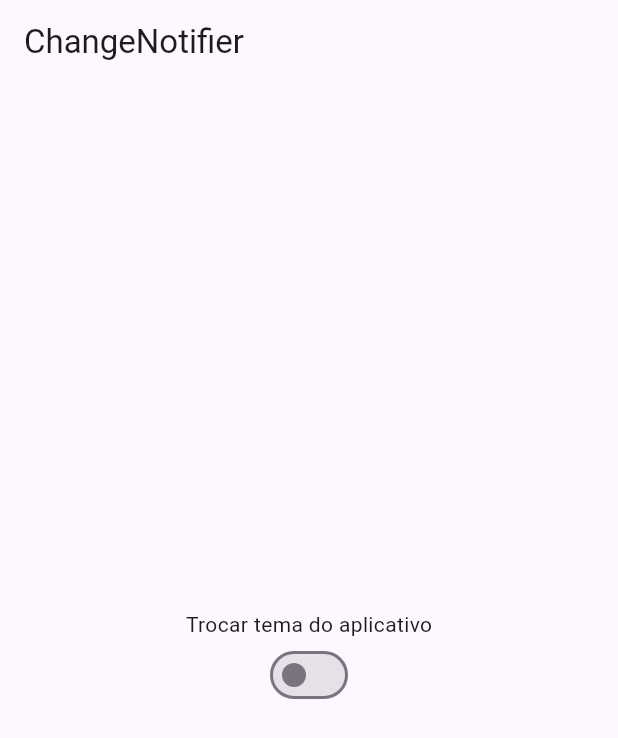
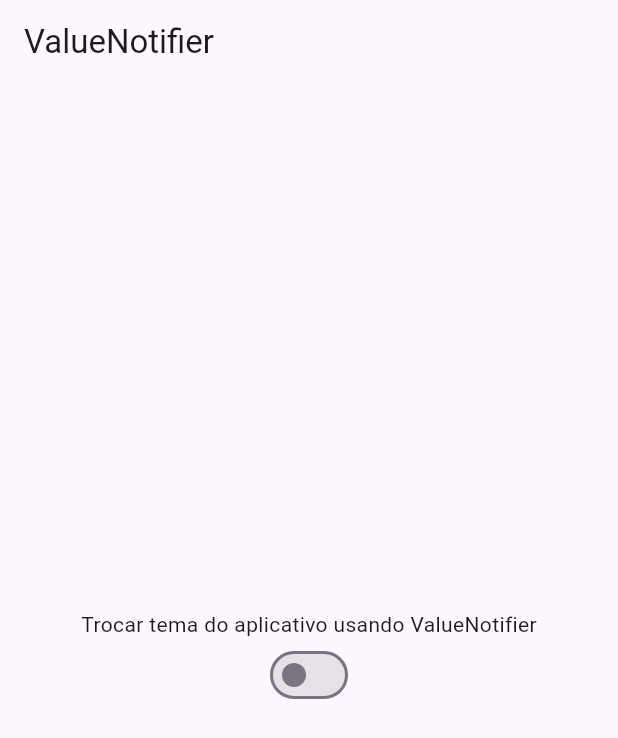
Before and after one commit to Andrelubambi/gerenciamneto_de_estado, a Flutter app: the screen it shows after launch, on a phone screen of 412 x 824 dp. Shown: the top 738 px of the screen. Run offline on Flutter 3.47's test engine with Material 3 defaults, Android fonts, the phone set to English and light mode, and no system bars.

Commit message:
feat(theme):chbage theme with ValueNotifier

```diff
--- a/lib/main.dart
+++ b/lib/main.dart
@@ -2,6 +2,7 @@ import 'package:gerenciamento_de_estado/builders/stream_notifier_builder.dart';
 import 'package:gerenciamento_de_estado/controllers/stream_notifier_imp.dart';
 import 'package:flutter/material.dart';
 import 'package:gerenciamento_de_estado/presention/controllers/theme_controller.dart';
+import 'package:gerenciamento_de_estado/presention/pages/my_home_page.dart';
 
 void main() => runApp(const MyApp());
 
@@ -16,62 +17,10 @@ class MyApp extends StatelessWidget {
       builder: (context, child) {
         return MaterialApp(
           title: 'Flutter Demo',
-          theme:
-              themeController.isDarkTheme
-                  ? ThemeData.dark()
-                  : ThemeData.light(),
+          theme: themeController.value ? ThemeData.dark() : ThemeData.light(),
           home: const MyHomePage(),
         );
       },
     );
   }
 }
-
-class MyHomePage extends StatefulWidget {
-  const MyHomePage({super.key});
-
-  @override
-  State<MyHomePage> createState() => _MyHomePageState();
-}
-
-class _MyHomePageState extends State<MyHomePage> {
-  final _counterNotifier = StreamNotifier(0);
-
-  @override
-  void initState() {
-    themeController.addListener(callback);
-    super.initState();
-  }
-
-  void callback() {
-    setState(() {});
-  }
-
-  @override
-  Widget build(BuildContext context) {
-    Theme.of(context);
-    return Scaffold(
-      appBar: AppBar(title: const Text("ChangeNotifier")),
-      body: Center(
-        child: Column(
-          mainAxisAlignment: MainAxisAlignment.center,
-          children: [
-            const Text("Trocar tema do aplicativo"),
-            Switch(
-              value: themeController.isDarkTheme,
-              onChanged: (value) {
-                themeController.toggleTheme();
-              },
-            ),
-          ],
-        ),
-      ),
-    );
-  }
-
-  @override
-  void dispose() {
-    themeController.removeListener(callback);
-    super.dispose();
-  }
-}
--- a/lib/presention/controllers/theme_controller.dart
+++ b/lib/presention/controllers/theme_controller.dart
@@ -1,10 +1,9 @@
 import 'package:flutter/material.dart';
 
-class ThemeController extends ChangeNotifier {
-  bool isDarkTheme = false;
+class ThemeController extends ValueNotifier<bool> {
+  ThemeController() : super(false);
 
   void toggleTheme() {
-    isDarkTheme = !isDarkTheme;
-    notifyListeners();
+    value = !value;
   }
 }
--- /dev/null
+++ b/lib/presention/pages/my_home_page.dart
@@ -0,0 +1,41 @@
+import 'package:flutter/material.dart';
+import 'package:gerenciamento_de_estado/controllers/stream_notifier_imp.dart';
+import 'package:gerenciamento_de_estado/main.dart';
+
+class MyHomePage extends StatefulWidget {
+  const MyHomePage({super.key});
+
+  @override
+  State<MyHomePage> createState() => _MyHomePageState();
+}
+
+class _MyHomePageState extends State<MyHomePage> {
+  final _counterNotifier = StreamNotifier(0);
+
+  @override
+  Widget build(BuildContext context) {
+    Theme.of(context);
+    return Scaffold(
+      appBar: AppBar(title: const Text("ValueNotifier")),
+      body: Center(
+        child: Column(
+          mainAxisAlignment: MainAxisAlignment.center,
+          children: [
+            const Text("Trocar tema do aplicativo usando ValueNotifier"),
+            ListenableBuilder(
+              listenable: themeController,
+              builder: (context, child) {
+                return Switch(
+                  value: themeController.value,
+                  onChanged: (value) {
+                    themeController.toggleTheme();
+                  },
+                );
+              },
+            ),
+          ],
+        ),
+      ),
+    );
+  }
+}
```
